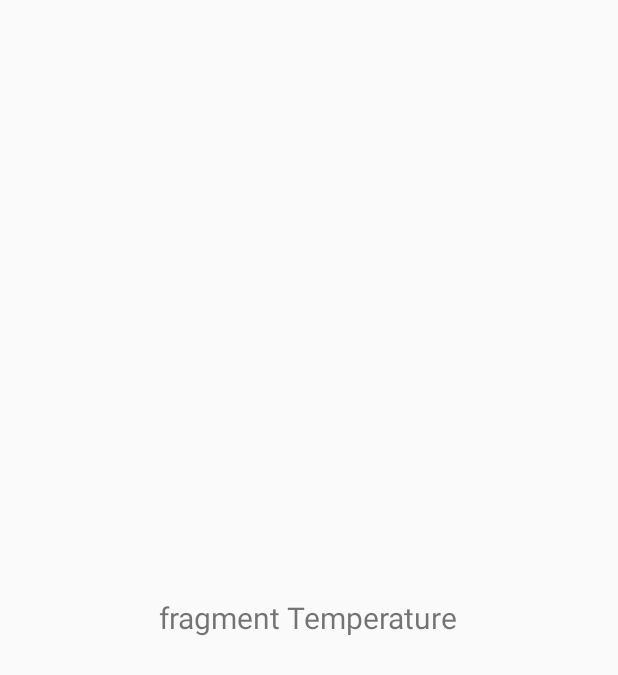
After one commit to Marcin3232/StacjaPogodowa_Mobilna, an Android app: the fragment FragmentTemp shown on its own in the app's theme, on a phone screen of 412 x 824 dp. The commit adds this screen. Shown: the top 675 px of the screen. Run offline under Robolectric (Android 15) with nearby library versions, the phone set to English and light mode, and no system bars.

Commit message:
add tablayout

```diff
--- /dev/null
+++ b/app/src/main/java/com/example/czujnik5/FragmentTemp.java
@@ -0,0 +1,23 @@
+package com.example.czujnik5;
+
+import android.os.Bundle;
+import android.view.LayoutInflater;
+import android.view.View;
+import android.view.ViewGroup;
+
+import androidx.annotation.NonNull;
+import androidx.annotation.Nullable;
+import androidx.fragment.app.Fragment;
+
+public class FragmentTemp  extends Fragment {
+    View view;
+    public FragmentTemp(){
+
+    }
+    @Nullable
+    @Override
+    public View onCreateView(@NonNull LayoutInflater inflater, @Nullable ViewGroup container, @Nullable Bundle savedInstanceState) {
+        view=inflater.inflate(R.layout.temp_fragment,container,false);
+        return view;
+    }
+}
--- /dev/null
+++ b/app/src/main/res/layout/temp_fragment.xml
@@ -0,0 +1,13 @@
+<?xml version="1.0" encoding="utf-8"?>
+<LinearLayout
+    xmlns:android="http://schemas.android.com/apk/res/android" android:layout_width="match_parent"
+    android:layout_height="match_parent"
+    android:gravity="center"
+    android:orientation="vertical">
+
+    <TextView
+        android:layout_width="wrap_content"
+        android:layout_height="wrap_content"
+        android:textSize="20sp"
+        android:text="fragment Temperature"/>
+</LinearLayout>
```
Also changed, not shown: app/src/main/java/com/example/czujnik5/FragmentCis.java (added, +23 -0 lines), app/src/main/java/com/example/czujnik5/FragmentWilg.java (added, +23 -0 lines), app/src/main/java/com/example/czujnik5/History.java (+1 -19 lines), app/src/main/java/com/example/czujnik5/PagerAdapter.java (deleted, +0 -33 lines), app/src/main/java/com/example/czujnik5/TempFragment.java (deleted, +0 -65 lines), app/src/main/java/com/example/czujnik5/ViewPagerAdapter.java (added, +28 -0 lines), app/src/main/res/layout/activity_history.xml (+5 -4 lines), app/src/main/res/layout/cis_fragment.xml (added, +13 -0 lines), app/src/main/res/layout/fragment_temp.xml (deleted, +0 -14 lines), app/src/main/res/layout/wilg_fragment.xml (added, +13 -0 lines).
